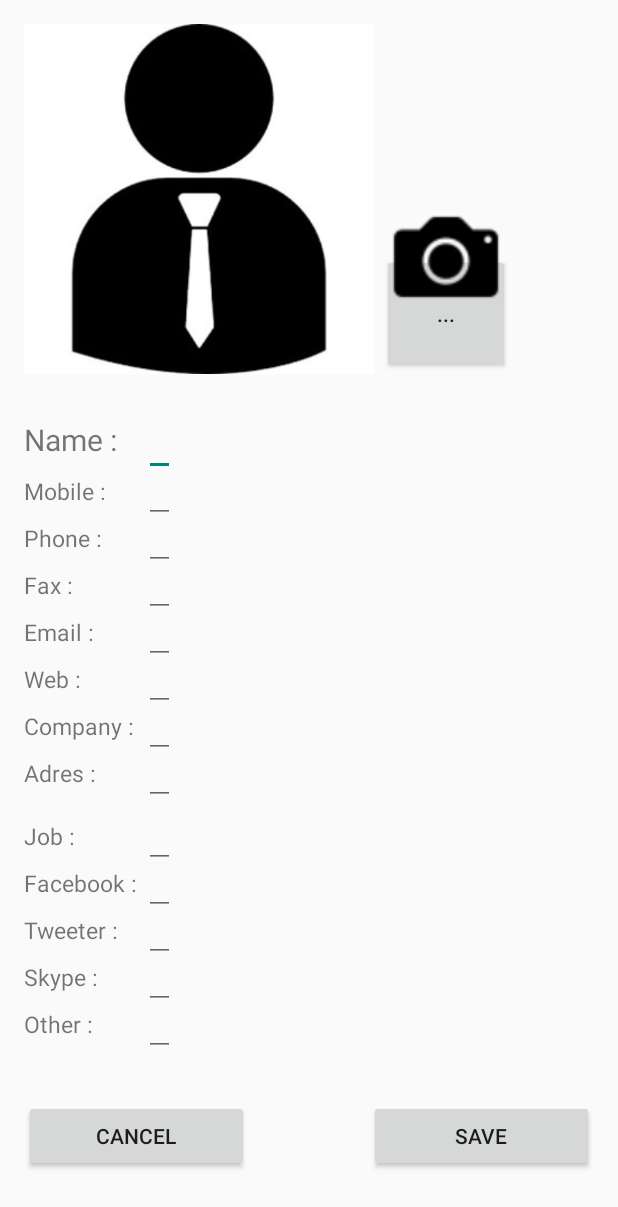
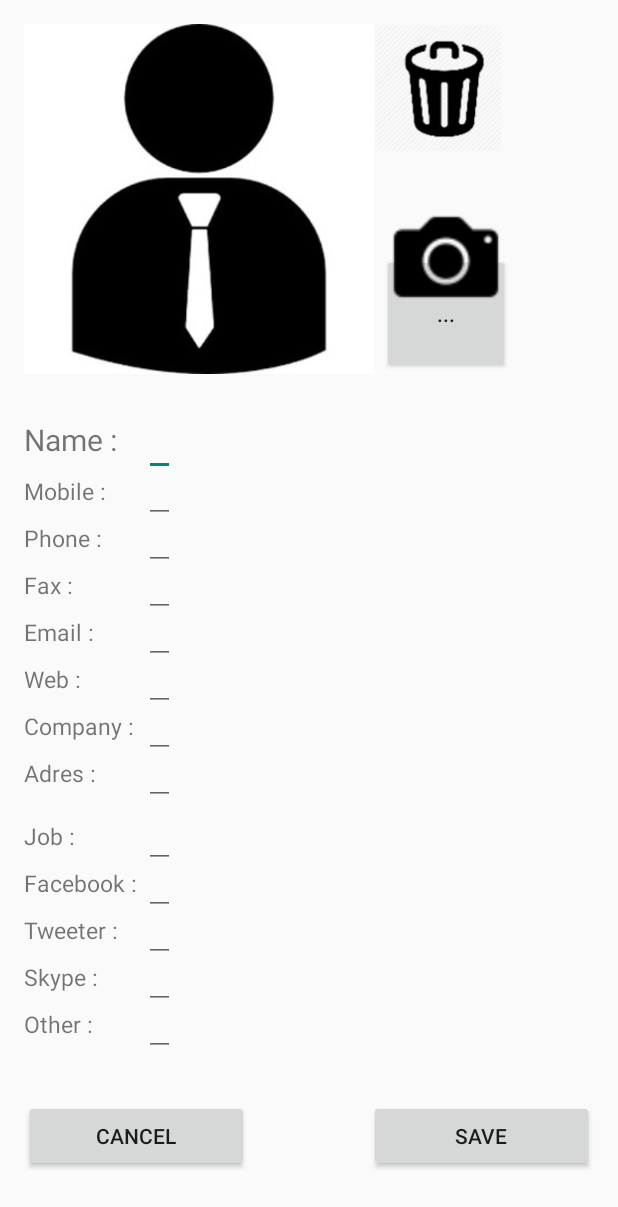
Before and after one commit to marekbodziony/BusinessCardsManagerApp, an Android app: the EditMyCardActivity screen opened directly, with no data from a screen before it, on a phone screen of 412 x 824 dp. Shown: the top 1207 px of the screen. Run offline under Robolectric (Android 15) with nearby library versions, the phone set to English and light mode, and no system bars.

```diff
--- a/app/src/main/AndroidManifest.xml
+++ b/app/src/main/AndroidManifest.xml
@@ -18,11 +18,6 @@
             </intent-filter>
         </activity>
 
-        <activity android:name=".MyCardActivity" />
-        <activity android:name=".EditMyCardActivity" />
-        <activity android:name=".CardsListActivity" />
-        <activity android:name=".AddScreen"/>
-
         <activity android:name=".MyCardActivity" android:screenOrientation="portrait"/>
         <activity android:name=".EditMyCardActivity" android:screenOrientation="portrait"/>
         <activity android:name=".CardsListActivity" android:screenOrientation="portrait"/>
--- a/app/src/main/java/mbodziony/businesscardsmanager/EditMyCardActivity.java
+++ b/app/src/main/java/mbodziony/businesscardsmanager/EditMyCardActivity.java
@@ -130,6 +130,11 @@ public class EditMyCardActivity extends AppCompatActivity {
         Intent loadImgIntent = new Intent(Intent.ACTION_PICK,android.provider.MediaStore.Images.Media.EXTERNAL_CONTENT_URI);
         startActivityForResult(loadImgIntent,1);
     }
+    // delete logo from MyCard (set default)
+    private void deleteLogo(View view){
+        //logoImgPath = null;
+        logo.setImageResource(R.drawable.person_x311);
+    }
 
 
     @Override
--- a/app/src/main/res/layout/activity_edit_my_card.xml
+++ b/app/src/main/res/layout/activity_edit_my_card.xml
@@ -321,6 +321,13 @@
             android:layout_marginLeft="5dp"
             android:layout_marginBottom="35dp"
             android:onClick="takePhoto"/>
+        <Button
+            android:layout_width="128px"
+            android:layout_height="128px"
+            android:background="@drawable/trash_x124"
+            android:id="@+id/deleteLogoBtn"
+            android:layout_toRightOf="@id/myCard_logo"
+            android:onClick="deleteLogo"/>
 
     </RelativeLayout>
 </ScrollView>
--- a/build.gradle
+++ b/build.gradle
@@ -5,7 +5,7 @@ buildscript {
         jcenter()
     }
     dependencies {
-        classpath 'com.android.tools.build:gradle:2.2.2'
+        classpath 'com.android.tools.build:gradle:2.1.2'
 
         // NOTE: Do not place your application dependencies here; they belong
         // in the individual module build.gradle files
```
Also changed, not shown: app/src/main/res/drawable/back_button.png (added), app/src/main/res/drawable/home_button.png (added), gradle/wrapper/gradle-wrapper.properties.
